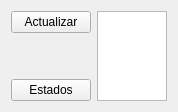
This is ui/hab.ui in JhonVelasquez/HGP_PROGRAM as Qt 5 draws it before an edit. The edited form follows.
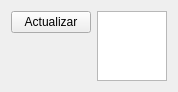
This is the edited form.

```diff
--- a/ui/hab.ui
+++ b/ui/hab.ui
@@ -53,13 +53,6 @@
          </property>
         </spacer>
        </item>
-       <item>
-        <widget class="QPushButton" name="btnHabReg">
-         <property name="text">
-          <string>Estados</string>
-         </property>
-        </widget>
-       </item>
       </layout>
      </item>
      <item>
@@ -73,14 +66,17 @@
        <property name="sizeAdjustPolicy">
         <enum>QAbstractScrollArea::AdjustToContents</enum>
        </property>
-       <property name="sortingEnabled">
+       <property name="showGrid">
         <bool>true</bool>
        </property>
+       <property name="sortingEnabled">
+        <bool>false</bool>
+       </property>
        <attribute name="horizontalHeaderCascadingSectionResizes">
         <bool>false</bool>
        </attribute>
        <attribute name="horizontalHeaderMinimumSectionSize">
-        <number>80</number>
+        <number>40</number>
        </attribute>
        <attribute name="horizontalHeaderDefaultSectionSize">
         <number>200</number>
```
